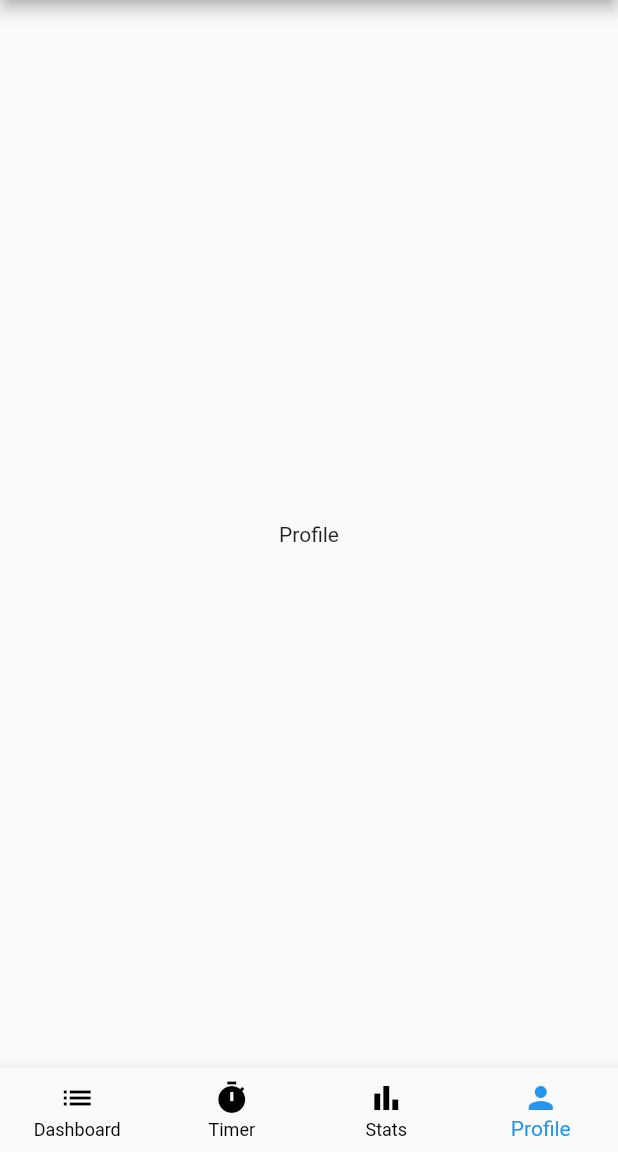
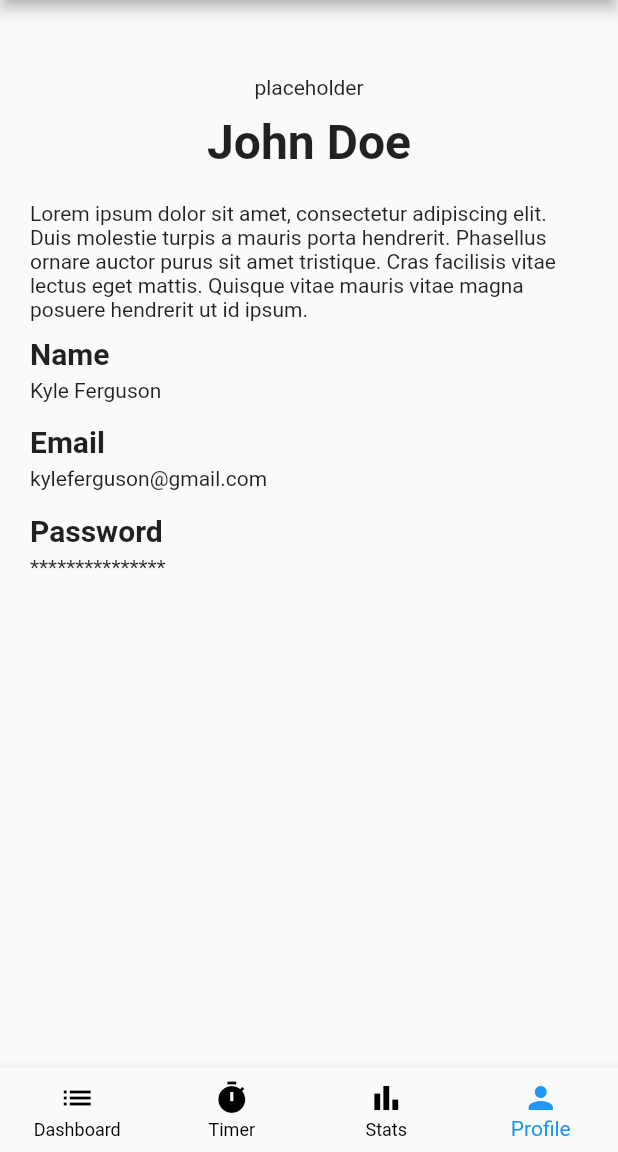
Before and after one commit to ubclaunchpad/time-tracker, a Flutter app: the screen it shows after launch, item 4 of the bottom bar chosen, on a phone screen of 412 x 824 dp, the part 84-1236 px from its top. Run offline on Flutter 3.47's test engine with Material 2 defaults, Android fonts, the phone set to English and light mode, and no system bars; our stand-ins replace sqflite; accounts and stored records are empty.

Commit message:
create profile screen and update corresponding tests

```diff
--- a/lib/src/screens/profile.dart
+++ b/lib/src/screens/profile.dart
@@ -1,12 +1,89 @@
+import 'dart:io';
+
 import 'package:flutter/material.dart';
 
-// TODO: Delete placeholder text and implement screen features
+class Field extends StatelessWidget {
+  final String title;
+  final String value;
+
+  const Field({Key key, this.title, this.value}): super(key: key);
+
+  @override
+    Widget build(BuildContext context) {
+      return Column(
+        crossAxisAlignment: CrossAxisAlignment.start,
+        children: [
+          Text(
+            title,
+            style: TextStyle(
+              fontWeight: FontWeight.bold,
+              fontSize: 20
+            ),
+          ),
+          SizedBox(height: 5), // for padding
+          Text(
+            value,
+          ),
+          SizedBox(height: 15), // for padding
+        ]
+      );
+    }
+  }
+
 class ProfileScreen extends StatelessWidget {
+  final bool test;
+
+  ProfileScreen({Key key, this.test}): super(key: key);
+
+  // contains picture and name
+  Widget header = Container(
+    padding: EdgeInsets.only(top: 50),
+    child: Column(
+      children: [
+        !Platform.environment.containsKey('FLUTTER_TEST') ?
+          CircleAvatar(
+            backgroundImage: NetworkImage('https://i.pinimg.com/564x/d7/b9/a9/d7b9a9e2d09a1ef6feafd0c4b0b275c6.jpg'),
+            radius: 50,
+          ) : Text('placeholder'),
+        SizedBox(height: 10), // for padding
+        Text(
+          'John Doe',
+          style: TextStyle(
+            fontWeight: FontWeight.bold,
+            fontSize: 32
+          ),
+        )
+      ]
+    )
+  );
+
+  Widget mainContainer = Container(
+    padding: EdgeInsets.only(top: 20, bottom: 20, left: 20, right: 20),
+    child: Column(
+      crossAxisAlignment: CrossAxisAlignment.start,
+      children: [
+        Text(
+          'Lorem ipsum dolor sit amet, consectetur adipiscing elit. Duis molestie turpis a mauris porta hendrerit. Phasellus ornare auctor purus sit amet tristique. Cras facilisis vitae lectus eget mattis. Quisque vitae mauris vitae magna posuere hendrerit ut id ipsum.',
+        ),
+        SizedBox(height: 10), // for padding
+        new Field(title: 'Name', value: 'Kyle Ferguson'),
+        new Field(title: 'Email', value: 'kyleferguson@gmail.com'),
+        new Field(title: 'Password', value: '***************'),
+      ]
+    )
+  );
+
   @override
   Widget build(BuildContext context) {
-    return Center(
+    return SingleChildScrollView(
       key: Key('profile_screen'),
-      child: Text('Profile'),
+      child: Column(
+        children: [
+          header,
+          mainContainer
+        ]
+      ),
+
     );
   }
 }
```
Also changed, not shown: pubspec.lock, 2 other files.
